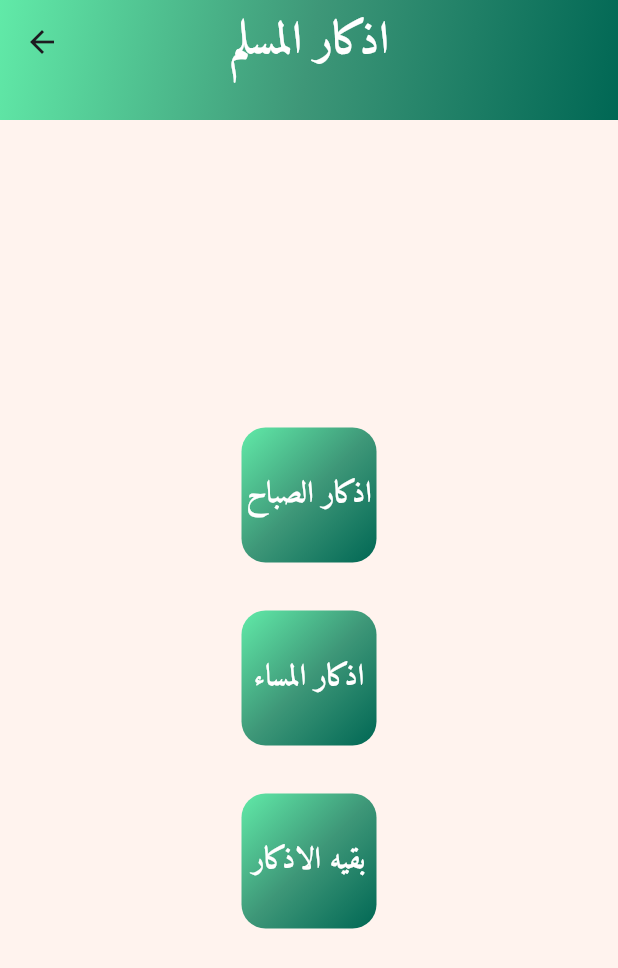
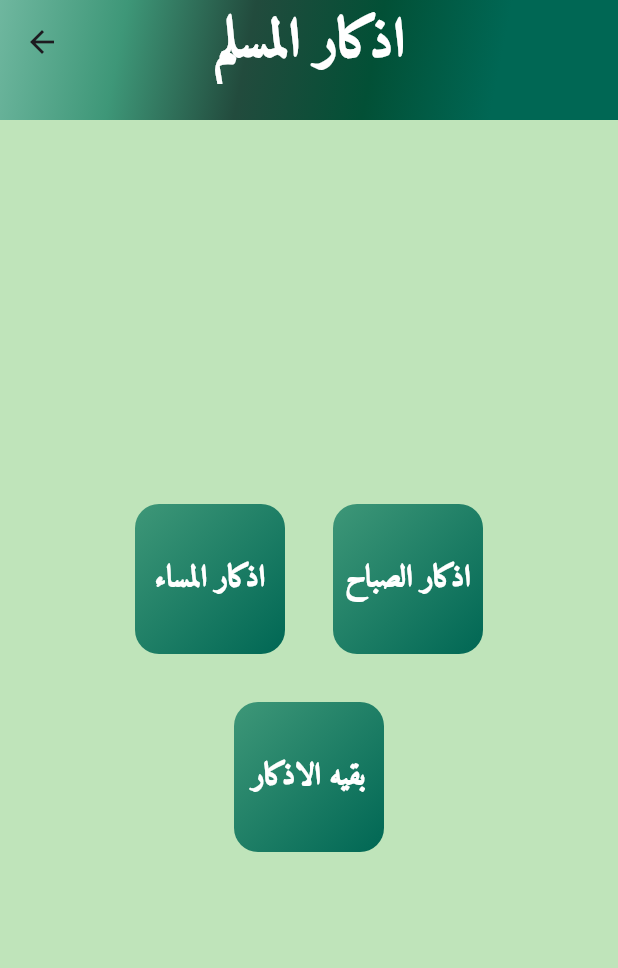
Before and after one commit to Souhaibbek/tawba, a Flutter app: the AzkarPage screen opened by its route, on a phone screen of 412 x 824 dp. Shown: the top 968 px of the screen. Run offline on Flutter 3.47's test engine with Material 2 defaults, Android fonts, the phone set to English and light mode, and no system bars; our stand-ins replace get.

Commit message:
fix_gradient_color

```diff
--- a/lib/functions/linear_gradient.dart
+++ b/lib/functions/linear_gradient.dart
@@ -1,12 +1,26 @@
 import 'package:flutter/material.dart';
 import 'package:tawba/styles/colors.dart';
+
+LinearGradient appBarLinearGradient() {
+  return const LinearGradient(
+    begin: Alignment.topLeft,
+    end: Alignment.bottomRight,
+    colors: <Color>[
+      Color.fromARGB(255, 111, 183, 159),
+      AppColors.kGradiantColor1,
+      Color.fromARGB(255, 34, 75, 61),
+      Color.fromARGB(255, 2, 80, 54),
+      AppColors.kGradiantColor2,
+      AppColors.kGradiantColor2,
+    ],
+  );
+}
 
 LinearGradient myLinearGradient() {
   return const LinearGradient(
     begin: Alignment.topLeft,
     end: Alignment.bottomRight,
     colors: <Color>[
-      Color.fromARGB(255, 97, 234, 168),
       AppColors.kGradiantColor1,
       AppColors.kGradiantColor2,
     ],
--- a/lib/screens/azkar/azkar_page.dart
+++ b/lib/screens/azkar/azkar_page.dart
@@ -19,8 +19,13 @@ class AzkarPage extends GetView<AzkarController> {
           crossAxisAlignment: CrossAxisAlignment.center,
           mainAxisAlignment: MainAxisAlignment.center,
           children: [
-            MenuItemBox(title: 'اذكار الصباح'),
-            MenuItemBox(title: 'اذكار المساء'),
+            Row(
+              mainAxisAlignment: MainAxisAlignment.center,
+              children: [
+                MenuItemBox(title: 'اذكار المساء'),
+                MenuItemBox(title: 'اذكار الصباح'),
+              ],
+            ),
             MenuItemBox(title: 'بقيه الاذكار'),
           ],
         ),
--- a/lib/styles/colors.dart
+++ b/lib/styles/colors.dart
@@ -1,10 +1,9 @@
 import 'package:flutter/material.dart';
 
 abstract class AppColors {
-  static const Color kScaffoldBackColor = Color(0xffFFF3EE);
+  static const Color kScaffoldBackColor = Color.fromARGB(255, 191, 228, 186);
   static const Color kGradiantColor1 = Color(0xff3E9778);
   static const Color kGradiantColor2 = Color(0xff006754);
-  static const Color kGradiantColor3 = Color.fromARGB(255, 97, 234, 168);
   static const Color kWhiteColor = Color.fromARGB(255, 255, 255, 255);
   static const Color kBlackColor = Color.fromARGB(0, 0, 0, 0);
 }
--- a/lib/styles/styles.dart
+++ b/lib/styles/styles.dart
@@ -3,14 +3,14 @@ import 'package:tawba/styles/colors.dart';
 
 class AppTextStyles {
   static const TextStyle appBarTitle = TextStyle(
-    fontSize: 30,
-    fontWeight: FontWeight.w700,
+    fontSize: 36,
+    fontWeight: FontWeight.w900,
     fontFamily: 'amiri',
     color: AppColors.kWhiteColor,
   );
   static const TextStyle menuItemTitle = TextStyle(
     fontSize: 20,
-    fontWeight: FontWeight.w700,
+    fontWeight: FontWeight.w900,
     fontFamily: 'amiri',
     color: AppColors.kWhiteColor,
   );
--- a/lib/widgets/global_appbar.dart
+++ b/lib/widgets/global_appbar.dart
@@ -21,7 +21,7 @@ class GlobalAppBar extends StatelessWidget implements PreferredSizeWidget {
       centerTitle: true,
       flexibleSpace: Container(
         decoration: BoxDecoration(
-          gradient: myLinearGradient(),
+          gradient: appBarLinearGradient(),
         ),
       ),
     );
--- a/lib/widgets/menu_item_box.dart
+++ b/lib/widgets/menu_item_box.dart
@@ -17,8 +17,8 @@ class MenuItemBox extends StatelessWidget {
       child: Padding(
         padding: const EdgeInsets.all(16.0),
         child: Container(
-          height: 90,
-          width: 90,
+          height: 100,
+          width: 100,
           decoration: BoxDecoration(
             gradient: myLinearGradient(),
             borderRadius: BorderRadius.circular(16),
```
